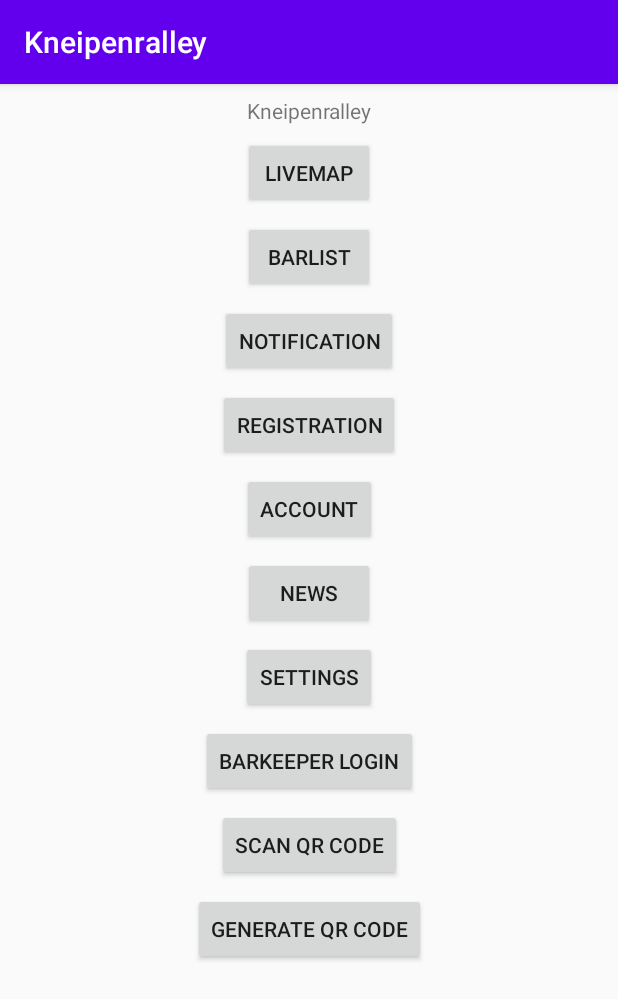
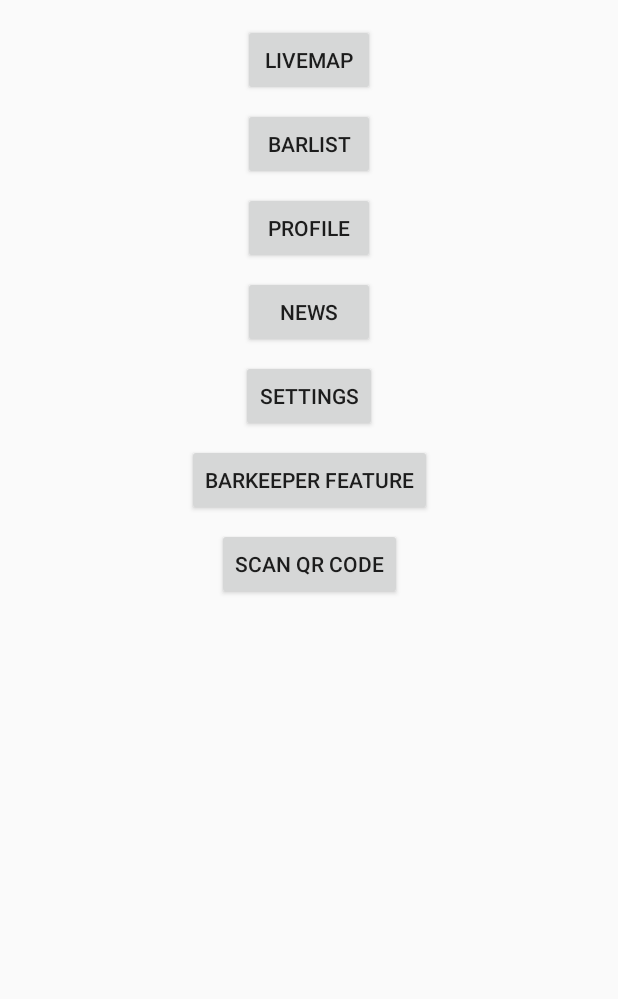
Before and after one commit to kneipenrallye/zapp-android-kotlin-master, an Android app: the screen it shows after launch (MainActivity), on a phone screen of 412 x 824 dp. Shown: the top 999 px of the screen. Run offline under Robolectric (Android 15) with nearby library versions, the phone set to English and light mode, and no system bars; libraries missing offline, so code that uses them is left out: com.pixplicity.easyprefs; 1 statement that could not run was skipped.

Commit message:
fix news bug

```diff
--- a/app/src/main/java/com/example/othregensburg/zapp/MainActivity.kt
+++ b/app/src/main/java/com/example/othregensburg/zapp/MainActivity.kt
@@ -2,11 +2,10 @@ package com.example.othregensburg.zapp
 
 import android.content.ContextWrapper
 import android.content.Intent
+import android.os.Bundle
 import androidx.appcompat.app.AppCompatActivity
-import android.os.Bundle
 import com.pixplicity.easyprefs.library.Prefs
 import kotlinx.android.synthetic.main.activity_main.*
-import kotlinx.android.synthetic.main.activity_main.btn_generate
 
 
 class MainActivity : AppCompatActivity() {
@@ -26,6 +25,10 @@ class MainActivity : AppCompatActivity() {
         // Save context for push notification
         NewsActivity.newsContext = this.applicationContext
 
+        try {
+            this.supportActionBar!!.hide()
+        } catch (e: NullPointerException) { }
+
         btn_livemap.setOnClickListener {
             val intent = Intent (this, MapsActivity::class.java).apply {  }
             startActivity(intent)
@@ -37,26 +40,16 @@ class MainActivity : AppCompatActivity() {
             startActivity(intent);
         }
 
-        btn_notification.setOnClickListener {
-            val intent = Intent(this, NewsActivity::class.java).apply {
-                putExtra(NewsActivity.TITLE_EXTRA, "Push Notification Title")
-                putExtra(NewsActivity.DESCRIPTION_EXTRA, "Push Notification Description")
-            }
-            startActivity(intent);
-        }
-
         btn_registration.setOnClickListener {
             val intent = Intent(this, RegistrationActivity::class.java).apply { }
             startActivity(intent);
         }
 
-        btn_account.setOnClickListener {
-            val intent = Intent(this, AccountActivity::class.java).apply { }
-            startActivity(intent);
-        }
-
         btn_news.setOnClickListener {
-            val intent = Intent(this, NewsActivity::class.java).apply { }
+            val intent = Intent(this, NewsActivity::class.java).apply {
+//                putExtra(NewsActivity.TITLE_EXTRA, "Push Notification Title")
+//                putExtra(NewsActivity.DESCRIPTION_EXTRA, "Push Notification Description")
+            }
             startActivity(intent);
         }
 
@@ -78,11 +71,5 @@ class MainActivity : AppCompatActivity() {
 
         }
 
-        btn_generate.setOnClickListener {
-
-            Intent(this, QRCodeGenerator::class.java).apply {
-                startActivity(this)
-            }
-        }
     }
 }
--- a/app/src/main/java/com/example/othregensburg/zapp/NewsActivity.kt
+++ b/app/src/main/java/com/example/othregensburg/zapp/NewsActivity.kt
@@ -38,7 +38,7 @@ class NewsActivity : AppCompatActivity() {
     fun fetchJson() {
 
         //val url = "https://xtd.myqnapcloud.com:8443/news.json"
-        val url = "https://firebasestorage.googleapis.com/v0/b/kneipenrallye2.appspot.com/o/news.json?alt=media&token=b788c034-4949-4b81-9859-ff61804c7d5e"
+        val url = "https://firebasestorage.googleapis.com/v0/b/kneipenrallye2.appspot.com/o/news.json?alt=media&token=ae1c0413-b406-4a78-b5ff-928b2be04464"
 
         val request = Request.Builder().url(url).build()
 
--- a/app/src/main/res/layout/activity_main.xml
+++ b/app/src/main/res/layout/activity_main.xml
@@ -6,18 +6,6 @@
     android:layout_width="match_parent"
     android:layout_height="match_parent"
     tools:context=".MainActivity">
-
-    <TextView
-        android:id="@+id/lbl_title"
-        android:layout_width="wrap_content"
-        android:layout_height="wrap_content"
-        android:layout_marginTop="8dp"
-        android:text="@string/main_title"
-        app:layout_constraintEnd_toEndOf="parent"
-        app:layout_constraintLeft_toLeftOf="parent"
-        app:layout_constraintRight_toRightOf="parent"
-        app:layout_constraintStart_toStartOf="parent"
-        app:layout_constraintTop_toTopOf="parent" />
 
     <Button
         android:id="@+id/btn_barlist"
@@ -30,16 +18,6 @@
         app:layout_constraintTop_toBottomOf="@+id/btn_livemap" />
 
     <Button
-        android:id="@+id/btn_account"
-        android:layout_width="wrap_content"
-        android:layout_height="wrap_content"
-        android:layout_marginTop="8dp"
-        android:text="@string/main_account"
-        app:layout_constraintEnd_toEndOf="parent"
-        app:layout_constraintStart_toStartOf="parent"
-        app:layout_constraintTop_toBottomOf="@+id/btn_registration" />
-
-    <Button
         android:id="@+id/btn_registration"
         android:layout_width="wrap_content"
         android:layout_height="wrap_content"
@@ -47,27 +25,17 @@
         android:text="@string/main_registration"
         app:layout_constraintEnd_toEndOf="parent"
         app:layout_constraintStart_toStartOf="parent"
-        app:layout_constraintTop_toBottomOf="@+id/btn_notification" />
+        app:layout_constraintTop_toBottomOf="@+id/btn_barlist" />
 
     <Button
         android:id="@+id/btn_livemap"
         android:layout_width="wrap_content"
         android:layout_height="wrap_content"
-        android:layout_marginTop="8dp"
+        android:layout_marginTop="16dp"
         android:text="@string/main_livemap"
         app:layout_constraintEnd_toEndOf="parent"
         app:layout_constraintStart_toStartOf="parent"
-        app:layout_constraintTop_toBottomOf="@+id/lbl_title" />
-
-    <Button
-        android:id="@+id/btn_notification"
-        android:layout_width="wrap_content"
-        android:layout_height="wrap_content"
-        android:layout_marginTop="8dp"
-        android:text="@string/main_notification"
-        app:layout_constraintEnd_toEndOf="parent"
-        app:layout_constraintStart_toStartOf="parent"
-        app:layout_constraintTop_toBottomOf="@+id/btn_barlist" />
+        app:layout_constraintTop_toTopOf="parent" />
 
     <Button
         android:id="@+id/btn_news"
@@ -77,7 +45,7 @@
         android:text="@string/main_news"
         app:layout_constraintEnd_toEndOf="parent"
         app:layout_constraintStart_toStartOf="parent"
-        app:layout_constraintTop_toBottomOf="@+id/btn_account" />
+        app:layout_constraintTop_toBottomOf="@+id/btn_registration" />
 
     <Button
         android:id="@+id/btn_settings"
@@ -104,19 +72,9 @@
         android:layout_width="wrap_content"
         android:layout_height="wrap_content"
         android:layout_marginTop="8dp"
-        android:text="Scan QR Code"
+        android:text="@string/main_scan_qr_code"
         app:layout_constraintEnd_toEndOf="parent"
         app:layout_constraintStart_toStartOf="parent"
         app:layout_constraintTop_toBottomOf="@+id/btn_barkeeper_login" />
 
-    <Button
-        android:id="@+id/btn_generate"
-        android:layout_width="wrap_content"
-        android:layout_height="wrap_content"
-        android:layout_marginTop="8dp"
-        android:text="Generate QR Code"
-        app:layout_constraintEnd_toEndOf="parent"
-        app:layout_constraintStart_toStartOf="parent"
-        app:layout_constraintTop_toBottomOf="@+id/btn_scanner" />
-
 </androidx.constraintlayout.widget.ConstraintLayout>
--- a/app/src/main/res/values/strings.xml
+++ b/app/src/main/res/values/strings.xml
@@ -1,15 +1,15 @@
 <resources>
-    <string name="app_name">Kneipenralley</string>
-    <string name="main_title">Kneipenralley</string>
+    <string name="app_name">Kneipenrallye</string>
+    <string name="main_title">Kneipenrallye</string>
     <string name="main_barlist">Barlist</string>
-    <string name="main_account">Account</string>
+    <string name="main_account">Profile</string>
     <string name="main_livemap">Livemap</string>
     <string name="main_notification">Notification</string>
     <string name="main_settings">Settings</string>
-    <string name="main_registration">Registration</string>
+    <string name="main_registration">Profile</string>
     <string name="main_news">News</string>
     <string name="registration_username_hint">Username</string>
-    <string name="registration_btn_register">Register</string>
+    <string name="registration_btn_register">Start</string>
     <string name="registration_image_description">User image</string>
     <string name="settings_save">Save</string>
     <string name="settings_load">Load</string>
@@ -57,11 +57,12 @@
     <string name="bardetail_special_content">I am secret code for a free cocktail</string>
     <string name="bardetail_location_content">Maximilianstrasse 2</string>
     <string name="login_login">Login</string>
-    <string name="main_barkeeper_login">Barkeeper Login</string>
+    <string name="main_barkeeper_login">Barkeeper Feature</string>
     <string name="title_activity_maps">Bartour Livemap</string>
 
     <!-- TODO: Remove or change this placeholder text -->
     <string name="hello_blank_fragment">Hello blank fragment</string>
     <string name="main_barkeeper_logout">Barkeeper logout</string>
     <string name="btn_txt_bk_logout">logout</string>
+    <string name="main_scan_qr_code">Scan QR Code</string>
 </resources>
```
